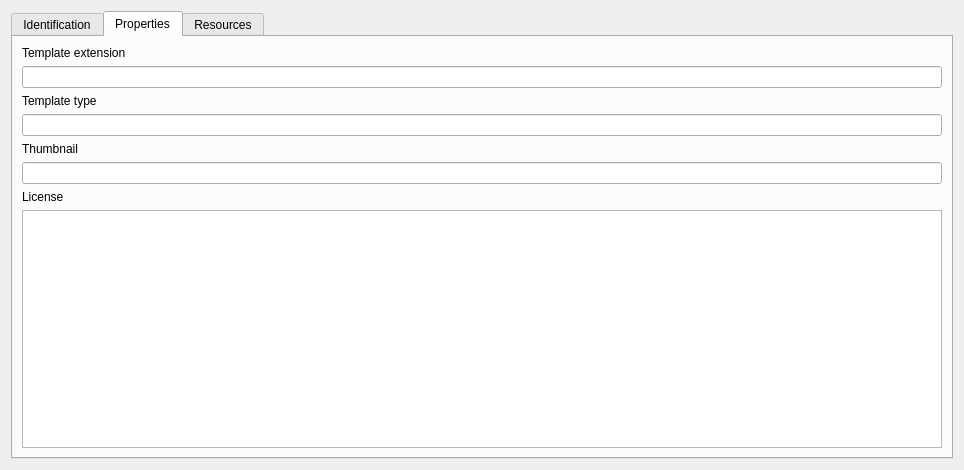
hotosm/qgis-templates-and-symbology-plugin, file src/qgis_templates_symbology/ui/template_dialog.ui: the form before one commit.
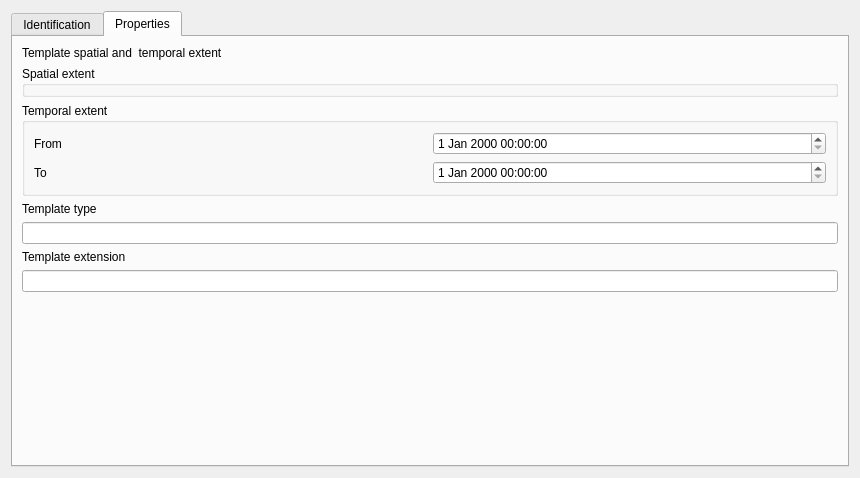
The form after the commit. The open tabs and pages were chosen to show the change. Custom widgets are drawn as their Qt base class.

Commit message: thumbnail image conversion

```diff
--- a/src/qgis_templates_symbology/ui/template_dialog.ui
+++ b/src/qgis_templates_symbology/ui/template_dialog.ui
@@ -6,8 +6,8 @@
    <rect>
     <x>0</x>
     <y>0</y>
-    <width>964</width>
-    <height>470</height>
+    <width>860</width>
+    <height>478</height>
    </rect>
   </property>
   <property name="windowTitle">
@@ -295,111 +295,6 @@
       </attribute>
       <layout class="QVBoxLayout" name="verticalLayout_3">
        <item>
-        <widget class="QLabel" name="extension_la">
-         <property name="toolTip">
-          <string>Template format extension</string>
-         </property>
-         <property name="text">
-          <string>Template extension</string>
-         </property>
-        </widget>
-       </item>
-       <item>
-        <widget class="QLineEdit" name="extension_le">
-         <property name="toolTip">
-          <string>Template format extension</string>
-         </property>
-         <property name="readOnly">
-          <bool>true</bool>
-         </property>
-        </widget>
-       </item>
-       <item>
-        <widget class="QLabel" name="template_type_la">
-         <property name="toolTip">
-          <string>Template type, can be landscape or potrait.</string>
-         </property>
-         <property name="text">
-          <string>Template type</string>
-         </property>
-        </widget>
-       </item>
-       <item>
-        <widget class="QLineEdit" name="template_type_le">
-         <property name="sizePolicy">
-          <sizepolicy hsizetype="Expanding" vsizetype="Fixed">
-           <horstretch>0</horstretch>
-           <verstretch>0</verstretch>
-          </sizepolicy>
-         </property>
-         <property name="toolTip">
-          <string>Template type, can be landscape or potrait.</string>
-         </property>
-         <property name="readOnly">
-          <bool>true</bool>
-         </property>
-        </widget>
-       </item>
-       <item>
-        <widget class="QLabel" name="thumbnail_la">
-         <property name="toolTip">
-          <string/>
-         </property>
-         <property name="text">
-          <string>Thumbnail</string>
-         </property>
-        </widget>
-       </item>
-       <item>
-        <widget class="QLineEdit" name="thumbnail_le">
-         <property name="sizePolicy">
-          <sizepolicy hsizetype="Expanding" vsizetype="Fixed">
-           <horstretch>0</horstretch>
-           <verstretch>0</verstretch>
-          </sizepolicy>
-         </property>
-         <property name="toolTip">
-          <string/>
-         </property>
-         <property name="readOnly">
-          <bool>true</bool>
-         </property>
-        </widget>
-       </item>
-       <item>
-        <widget class="QLabel" name="license_la">
-         <property name="toolTip">
-          <string/>
-         </property>
-         <property name="text">
-          <string>License</string>
-         </property>
-        </widget>
-       </item>
-       <item>
-        <widget class="QTextEdit" name="license_le">
-         <property name="sizePolicy">
-          <sizepolicy hsizetype="Expanding" vsizetype="Expanding">
-           <horstretch>0</horstretch>
-           <verstretch>0</verstretch>
-          </sizepolicy>
-         </property>
-         <property name="toolTip">
-          <string/>
-         </property>
-         <property name="readOnly">
-          <bool>true</bool>
-         </property>
-        </widget>
-       </item>
-      </layout>
-     </widget>
-     <widget class="QWidget" name="tabExtentDialog">
-      <attribute name="title">
-       <string>Resources</string>
-      </attribute>
-      <layout class="QVBoxLayout" name="verticalLayout_9">
-       <item>
         <widget class="QLabel" name="label_3">
          <property name="text">
           <string>Template spatial and  temporal extent</string>
@@ -454,14 +349,53 @@
         </widget>
        </item>
        <item>
-        <widget class="QLabel" name="label_35">
+        <widget class="QLabel" name="template_type_la">
+         <property name="toolTip">
+          <string>Template type, can be landscape or potrait.</string>
+         </property>
          <property name="text">
-          <string/>
+          <string>Template type</string>
          </property>
         </widget>
        </item>
        <item>
-        <spacer name="verticalSpacer_4">
+        <widget class="QLineEdit" name="template_type_le">
+         <property name="sizePolicy">
+          <sizepolicy hsizetype="Expanding" vsizetype="Fixed">
+           <horstretch>0</horstretch>
+           <verstretch>0</verstretch>
+          </sizepolicy>
+         </property>
+         <property name="toolTip">
+          <string>Template type, can be landscape or potrait.</string>
+         </property>
+         <property name="readOnly">
+          <bool>true</bool>
+         </property>
+        </widget>
+       </item>
+       <item>
+        <widget class="QLabel" name="extension_la">
+         <property name="toolTip">
+          <string>Template format extension</string>
+         </property>
+         <property name="text">
+          <string>Template extension</string>
+         </property>
+        </widget>
+       </item>
+       <item>
+        <widget class="QLineEdit" name="extension_le">
+         <property name="toolTip">
+          <string>Template format extension</string>
+         </property>
+         <property name="readOnly">
+          <bool>true</bool>
+         </property>
+        </widget>
+       </item>
+       <item>
+        <spacer name="verticalSpacer_2">
          <property name="orientation">
           <enum>Qt::Vertical</enum>
          </property>
```
Left out of the diff: 20 changed lines with no effect on the pictures. The commit also changes 1 other file.
